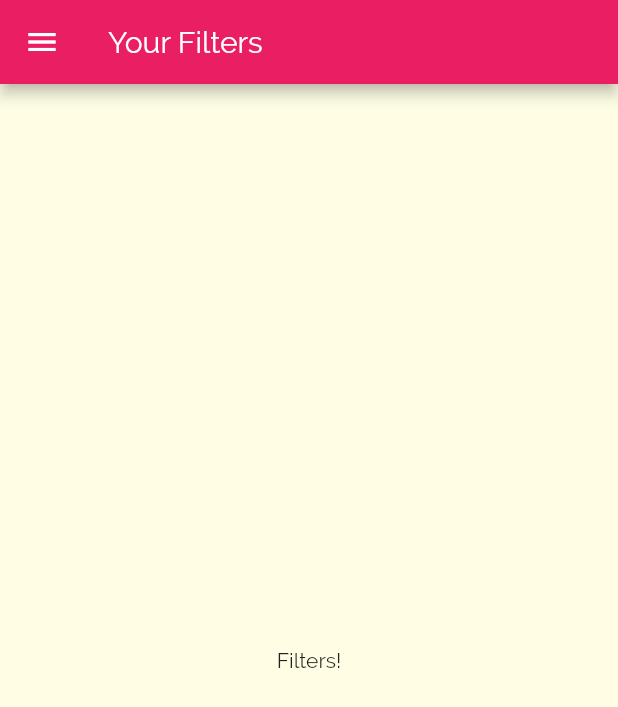
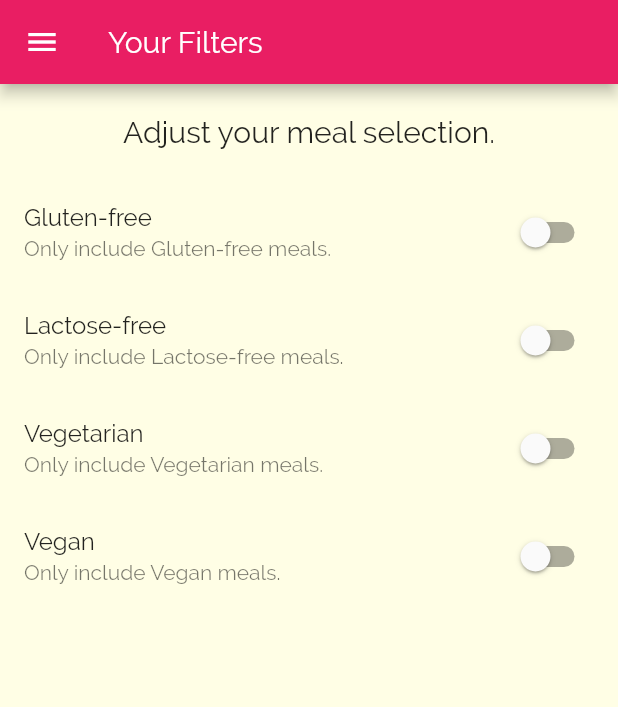
Before and after one commit to antoniocasto/TasteMeals, a Flutter app: the FiltersScreen screen opened by its route, on a phone screen of 412 x 824 dp. Shown: the top 707 px of the screen. Run offline on Flutter 3.47's test engine with Material 2 defaults, Android fonts, the phone set to English and light mode, and no system bars; missing offline and left inert: meet_network_image.

Commit message:
end of lesson 28 - Adding Filter Switches

```diff
--- a/taste_meals/lib/screens/filters_screen.dart
+++ b/taste_meals/lib/screens/filters_screen.dart
@@ -1,8 +1,18 @@
 import 'package:flutter/material.dart';
 import 'package:taste_meals/widgets/main_drawer.dart';
 
-class FiltersScreen extends StatelessWidget {
+class FiltersScreen extends StatefulWidget {
   static const routeName = '/filters';
+
+  @override
+  _FiltersScreenState createState() => _FiltersScreenState();
+}
+
+class _FiltersScreenState extends State<FiltersScreen> {
+  bool _glutenFree = false;
+  bool _vegetarian = false;
+  bool _lactoseFree = false;
+  bool _vegan = false;
 
   @override
   Widget build(BuildContext context) {
@@ -12,10 +22,79 @@ class FiltersScreen extends StatelessWidget {
       ),
       drawer: MainDrawer(),
       body: SafeArea(
-        child: Center(
-          child: Text('Filters!'),
+        child: Column(
+          children: <Widget>[
+            Container(
+              padding: const EdgeInsets.all(20),
+              child: Text(
+                'Adjust your meal selection.',
+                style: Theme.of(context).textTheme.title,
+              ),
+            ),
+            Expanded(
+              child: ListView(
+                children: <Widget>[
+                  _buildSwitchListTile(
+                      title: 'Gluten-free',
+                      subtitle: 'Only include Gluten-free meals.',
+                      currentValue: _glutenFree,
+                      updateValue: (newValue) {
+                        setState(() {
+                          _glutenFree = newValue;
+                        });
+                      }),
+                  _buildSwitchListTile(
+                      title: 'Lactose-free',
+                      subtitle: 'Only include Lactose-free meals.',
+                      currentValue: _lactoseFree,
+                      updateValue: (newValue) {
+                        setState(() {
+                          _lactoseFree = newValue;
+                        });
+                      }),
+                  _buildSwitchListTile(
+                      title: 'Vegetarian',
+                      subtitle: 'Only include Vegetarian meals.',
+                      currentValue: _vegetarian,
+                      updateValue: (newValue) {
+                        setState(() {
+                          _vegetarian = newValue;
+                        });
+                      }),
+                  _buildSwitchListTile(
+                    currentValue: _vegan,
+                    title: 'Vegan',
+                    subtitle: 'Only include Vegan meals.',
+                    updateValue: (newValue) {
+                      setState(() {
+                        _vegan = newValue;
+                      });
+                    },
+                  ),
+                ],
+              ),
+            ),
+          ],
         ),
       ),
     );
   }
+
+  Widget _buildSwitchListTile({
+    String title,
+    String subtitle,
+    bool currentValue,
+    Function updateValue,
+  }) {
+    return SwitchListTile(
+      title: Text(
+        title,
+      ),
+      subtitle: Text(
+        subtitle,
+      ),
+      value: currentValue,
+      onChanged: updateValue,
+    );
+  }
 }
```
